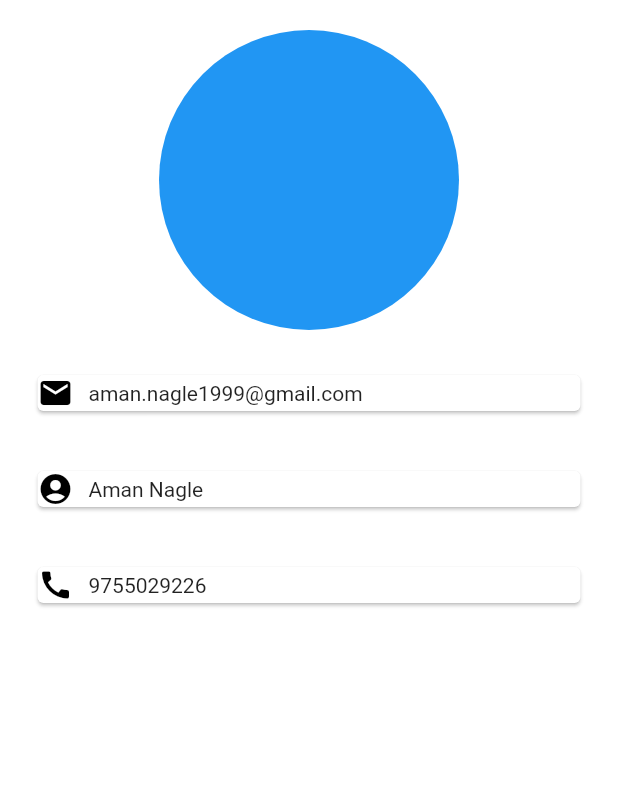
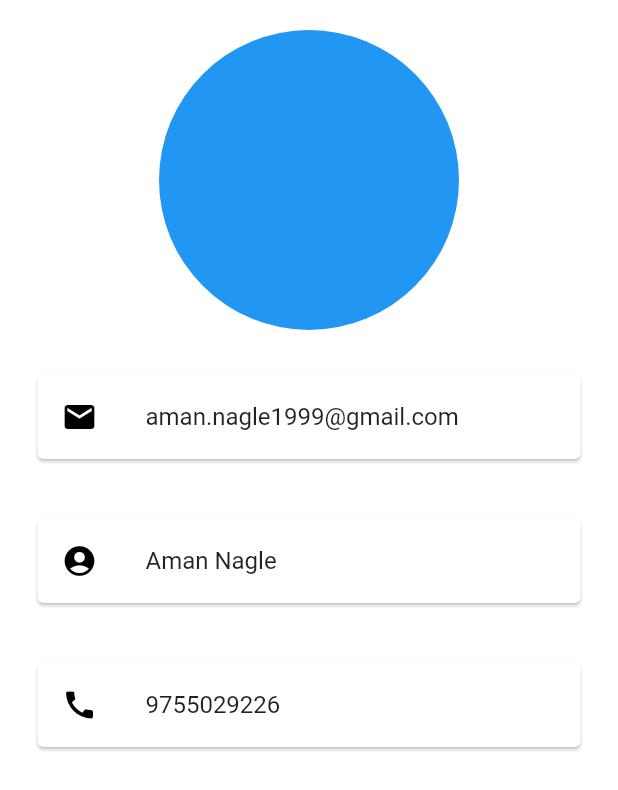
Before and after one commit to nilayostwal999/yog_arogyam, a Flutter app: the ProfileScreen screen opened by its route, on a phone screen of 412 x 824 dp. Shown: the top 790 px of the screen. Run offline on Flutter 3.47's test engine with Material 2 defaults, Android fonts, the phone set to English and light mode, and no system bars; our stand-ins replace cloud_firestore, firebase_auth; missing offline and left inert: password; accounts and stored records are empty.

Commit message:
profile change

```diff
--- a/lib/profile.dart
+++ b/lib/profile.dart
@@ -28,33 +28,25 @@ class _ProfileScreenState extends State<ProfileScreen> {
             Card(
               color: Colors.white,
               margin: EdgeInsets.symmetric(vertical: 10.0, horizontal: 25.0),
-              child: Row(
-                children: <Widget>[
-                  Icon(
+              child: ListTile(
+                leading: Icon(
                   Icons.email,
                   color: Colors.black,
                 ),
-                  SizedBox(
-                    width: 10.0,
-                  ),
-                  Text(
+                title: Text(
                   'aman.nagle1999@gmail.com',
                 ),
-                ],
               ),
             ),
             SizedBox(height: 20.0),
             Card(
               color: Colors.white,
               margin: EdgeInsets.symmetric(vertical: 10.0, horizontal: 25.0),
-              child: Row(
-                children: <Widget>[
-                  Icon(Icons.account_circle, color: Colors.black),
-                  SizedBox(width: 10.0),
-                  Text(
+              child: ListTile(
+                leading: Icon(Icons.account_circle, color: Colors.black),
+                title: Text(
                   'Aman Nagle',
                 ),
-                ],
               ),
             ),
             SizedBox(
@@ -63,14 +55,11 @@ class _ProfileScreenState extends State<ProfileScreen> {
             Card(
               color: Colors.white,
               margin: EdgeInsets.symmetric(vertical: 10.0, horizontal: 25.0),
-              child: Row(
-                children: <Widget>[
-                  Icon(Icons.call, color: Colors.black),
-                  SizedBox(width: 10.0),
-                  Text(
+              child: ListTile(
+                leading: Icon(Icons.call, color: Colors.black),
+                title: Text(
                   '9755029226',
                 ),
-                ],
               ),
             ),
           ],
```
Lines whose indentation alone changed are shown as unchanged.
